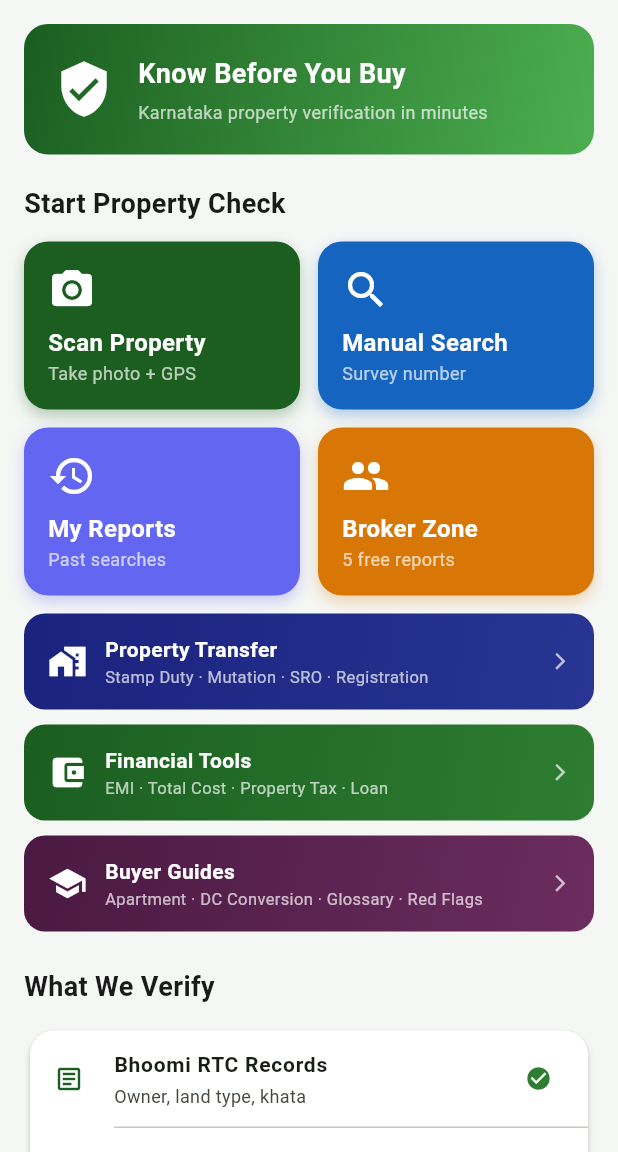
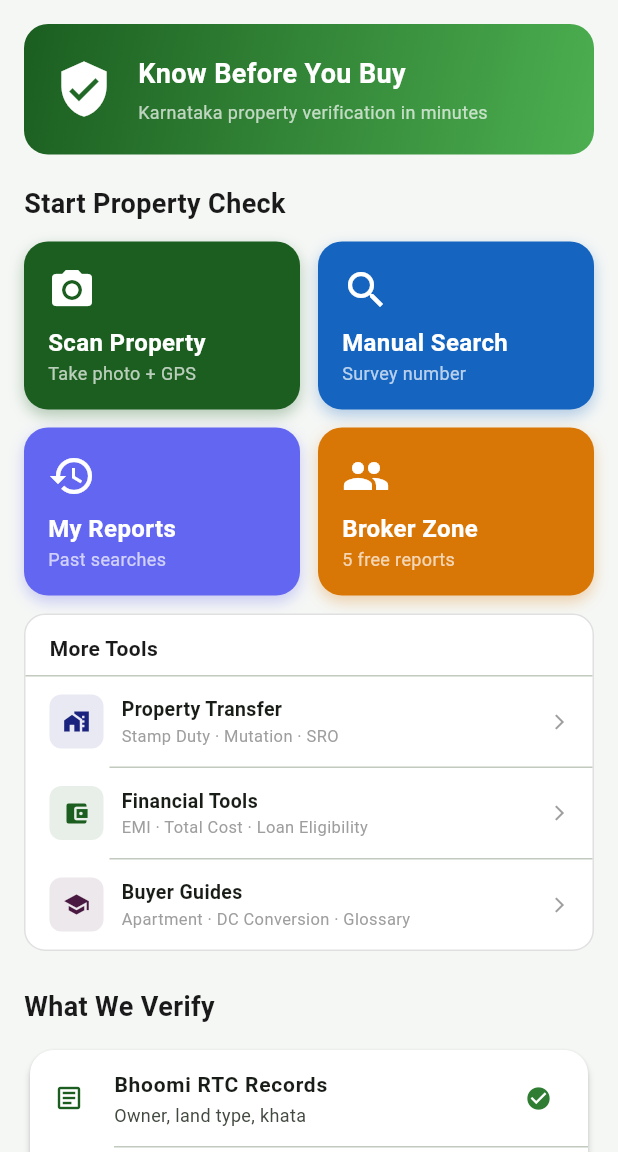
Before and after one commit to sanjay-lab-ops/digi-sampatti, a Flutter app: the HomeScreen screen opened by its route, on a phone screen of 412 x 824 dp, the part 84-1236 px from its top. Run offline on Flutter 3.47's test engine with Material 3 defaults, Android fonts, the phone set to English and light mode, and no system bars; our stand-ins replace camera, dio, firebase_auth, firebase_core, flutter_dotenv, flutter_riverpod and 13 more; missing offline and left inert: razorpay_flutter; accounts and stored records are empty; Roboto replaces fonts that are missing (Poppins).

Commit message:
Simplify home screen - replace 3 banners with clean More Tools card
- Single white card with 3 rows (Transfer, Financial, Guides)
- Less overwhelming, settings-style list look
- Removed large coloured banners that cluttered the screen

Co-Authored-By: Claude Sonnet 4.6 <noreply@anthropic.com>

```diff
--- a/lib/features/home/home_screen.dart
+++ b/lib/features/home/home_screen.dart
@@ -94,28 +94,27 @@ class HomeScreen extends ConsumerWidget {
               ],
             ),
             const SizedBox(height: 12),
-            _BannerCard(
-              colors: [Color(0xFF1A237E), Color(0xFF283593)],
-              icon: Icons.home_work,
-              title: 'Property Transfer',
-              subtitle: 'Stamp Duty · Mutation · SRO · Registration',
-              onTap: () => context.push('/transfer'),
-            ),
-            const SizedBox(height: 10),
-            _BannerCard(
-              colors: [Color(0xFF1B5E20), Color(0xFF2E7D32)],
-              icon: Icons.account_balance_wallet,
-              title: 'Financial Tools',
-              subtitle: 'EMI · Total Cost · Property Tax · Loan',
-              onTap: () => context.push('/tools'),
-            ),
-            const SizedBox(height: 10),
-            _BannerCard(
-              colors: [Color(0xFF4A1942), Color(0xFF6B2D5E)],
-              icon: Icons.school,
-              title: 'Buyer Guides',
-              subtitle: 'Apartment · DC Conversion · Glossary · Red Flags',
-              onTap: () => context.push('/guides'),
+            Container(
+              decoration: BoxDecoration(
+                color: Colors.white,
+                borderRadius: BorderRadius.circular(14),
+                border: Border.all(color: AppColors.borderColor),
+              ),
+              child: Column(
+                crossAxisAlignment: CrossAxisAlignment.start,
+                children: [
+                  const Padding(
+                    padding: EdgeInsets.fromLTRB(16, 12, 16, 8),
+                    child: Text('More Tools', style: TextStyle(fontWeight: FontWeight.bold, fontSize: 14, color: AppColors.textDark)),
+                  ),
+                  const Divider(height: 1),
+                  _ToolRow(Icons.home_work, 'Property Transfer', 'Stamp Duty · Mutation · SRO', const Color(0xFF1A237E), () => context.push('/transfer')),
+                  const Divider(height: 1, indent: 56),
+                  _ToolRow(Icons.account_balance_wallet, 'Financial Tools', 'EMI · Total Cost · Loan Eligibility', const Color(0xFF1B5E20), () => context.push('/tools')),
+                  const Divider(height: 1, indent: 56),
+                  _ToolRow(Icons.school, 'Buyer Guides', 'Apartment · DC Conversion · Glossary', const Color(0xFF4A1942), () => context.push('/guides')),
+                ],
+              ),
             ),
             const SizedBox(height: 24),
 
@@ -294,39 +293,39 @@ class _ActionCard extends StatelessWidget {
   }
 }
 
-// ─── Banner Card ───────────────────────────────────────────────────────────────
-class _BannerCard extends StatelessWidget {
-  final List<Color> colors;
+// ─── Tool Row ──────────────────────────────────────────────────────────────────
+class _ToolRow extends StatelessWidget {
   final IconData icon;
   final String title;
   final String subtitle;
+  final Color color;
   final VoidCallback onTap;
-  const _BannerCard({required this.colors, required this.icon, required this.title, required this.subtitle, required this.onTap});
+  const _ToolRow(this.icon, this.title, this.subtitle, this.color, this.onTap);
 
   @override
   Widget build(BuildContext context) {
-    return GestureDetector(
+    return InkWell(
       onTap: onTap,
-      child: Container(
-        padding: const EdgeInsets.symmetric(horizontal: 16, vertical: 14),
-        decoration: BoxDecoration(
-          gradient: LinearGradient(colors: colors, begin: Alignment.topLeft, end: Alignment.bottomRight),
-          borderRadius: BorderRadius.circular(14),
-        ),
+      child: Padding(
+        padding: const EdgeInsets.symmetric(horizontal: 16, vertical: 12),
         child: Row(
           children: [
-            Icon(icon, color: Colors.white, size: 26),
+            Container(
+              width: 36, height: 36,
+              decoration: BoxDecoration(color: color.withOpacity(0.1), borderRadius: BorderRadius.circular(8)),
+              child: Icon(icon, color: color, size: 18),
+            ),
             const SizedBox(width: 12),
             Expanded(
               child: Column(
                 crossAxisAlignment: CrossAxisAlignment.start,
                 children: [
-                  Text(title, style: const TextStyle(color: Colors.white, fontWeight: FontWeight.bold, fontSize: 14)),
-                  Text(subtitle, style: const TextStyle(color: Colors.white70, fontSize: 11)),
+                  Text(title, style: const TextStyle(fontWeight: FontWeight.w600, fontSize: 13)),
+                  Text(subtitle, style: const TextStyle(color: AppColors.textLight, fontSize: 11)),
                 ],
               ),
             ),
-            const Icon(Icons.arrow_forward_ios, color: Colors.white70, size: 13),
+            const Icon(Icons.arrow_forward_ios, size: 12, color: AppColors.textLight),
           ],
         ),
       ),
```
